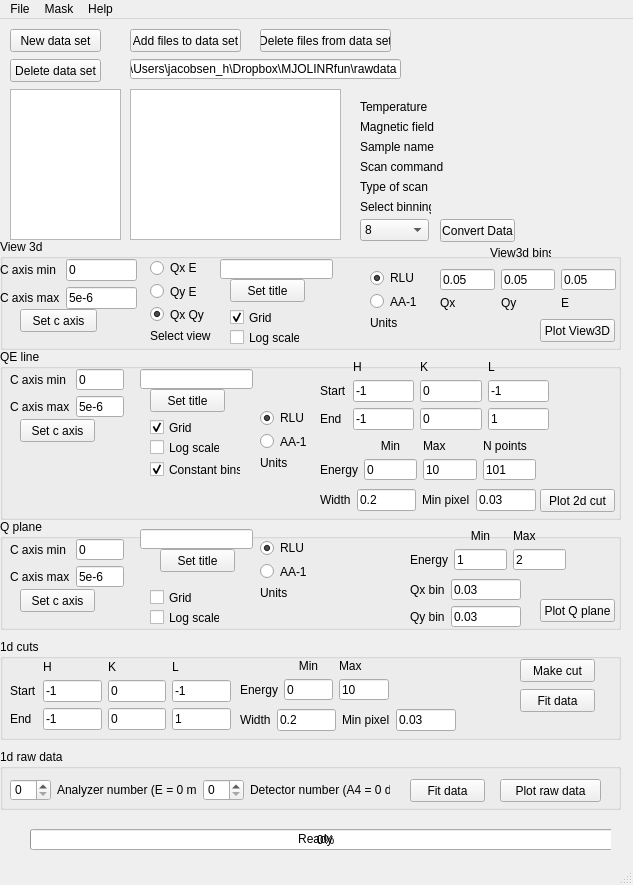
MJOLNIRPackage/MJOLNIR-GUI, file src/main/python/MJOLNIR_GUI_ui.ui: the form before one commit.
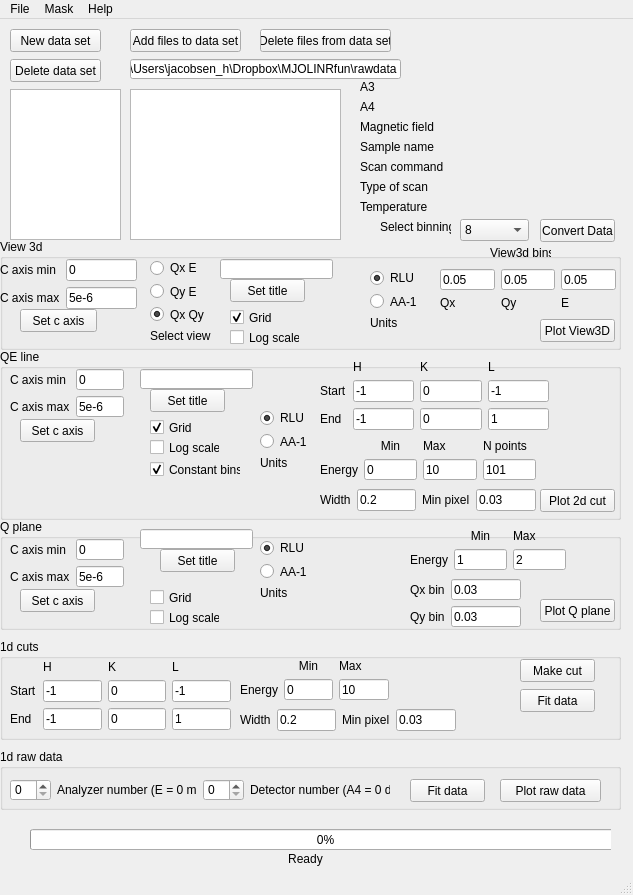
The form after the commit.

```diff
--- a/src/main/python/MJOLNIR_GUI_ui.ui
+++ b/src/main/python/MJOLNIR_GUI_ui.ui
@@ -7,7 +7,7 @@
     <x>0</x>
     <y>0</y>
     <width>633</width>
-    <height>885</height>
+    <height>895</height>
    </rect>
   </property>
   <property name="windowTitle">
@@ -17,7 +17,7 @@
    <widget class="QPushButton" name="DataSet_convertData_button">
     <property name="geometry">
      <rect>
-      <x>440</x>
+      <x>540</x>
       <y>200</y>
       <width>75</width>
       <height>23</height>
@@ -30,7 +30,7 @@
    <widget class="QComboBox" name="DataSet_binning_comboBox">
     <property name="geometry">
      <rect>
-      <x>360</x>
+      <x>460</x>
       <y>200</y>
       <width>69</width>
       <height>22</height>
@@ -64,8 +64,8 @@
    <widget class="QLabel" name="label">
     <property name="geometry">
      <rect>
-      <x>360</x>
-      <y>180</y>
+      <x>380</x>
+      <y>200</y>
       <width>71</width>
       <height>16</height>
      </rect>
@@ -1274,7 +1274,7 @@
     <property name="geometry">
      <rect>
       <x>360</x>
-      <y>80</y>
+      <y>180</y>
       <width>220</width>
       <height>16</height>
      </rect>
@@ -1390,22 +1390,6 @@
       <number>0</number>
      </property>
     </widget>
-    <widget class="QLabel" name="progressBar_label">
-     <property name="geometry">
-      <rect>
-       <x>40</x>
-       <y>10</y>
-       <width>551</width>
-       <height>20</height>
-      </rect>
-     </property>
-     <property name="text">
-      <string>Ready</string>
-     </property>
-     <property name="alignment">
-      <set>Qt::AlignCenter</set>
-     </property>
-    </widget>
    </widget>
    <widget class="QGroupBox" name="groupBox_4">
     <property name="geometry">
@@ -1478,6 +1462,48 @@
      </property>
     </widget>
    </widget>
+   <widget class="QLabel" name="DataSet_A4_label">
+    <property name="geometry">
+     <rect>
+      <x>360</x>
+      <y>80</y>
+      <width>220</width>
+      <height>16</height>
+     </rect>
+    </property>
+    <property name="text">
+     <string>A4</string>
+    </property>
+   </widget>
+   <widget class="QLabel" name="DataSet_A3_label">
+    <property name="geometry">
+     <rect>
+      <x>360</x>
+      <y>60</y>
+      <width>220</width>
+      <height>16</height>
+     </rect>
+    </property>
+    <property name="text">
+     <string>A3</string>
+    </property>
+   </widget>
+   <widget class="QLabel" name="progressBar_label">
+    <property name="geometry">
+     <rect>
+      <x>30</x>
+      <y>830</y>
+      <width>551</width>
+      <height>20</height>
+     </rect>
+    </property>
+    <property name="text">
+     <string>Ready</string>
+    </property>
+    <property name="alignment">
+     <set>Qt::AlignCenter</set>
+    </property>
+   </widget>
    <zorder>groupBox</zorder>
    <zorder>groupBox_3</zorder>
    <zorder>groupBox_5</zorder>
```
Left out of the diff: 3 changed lines with no effect on the pictures.
